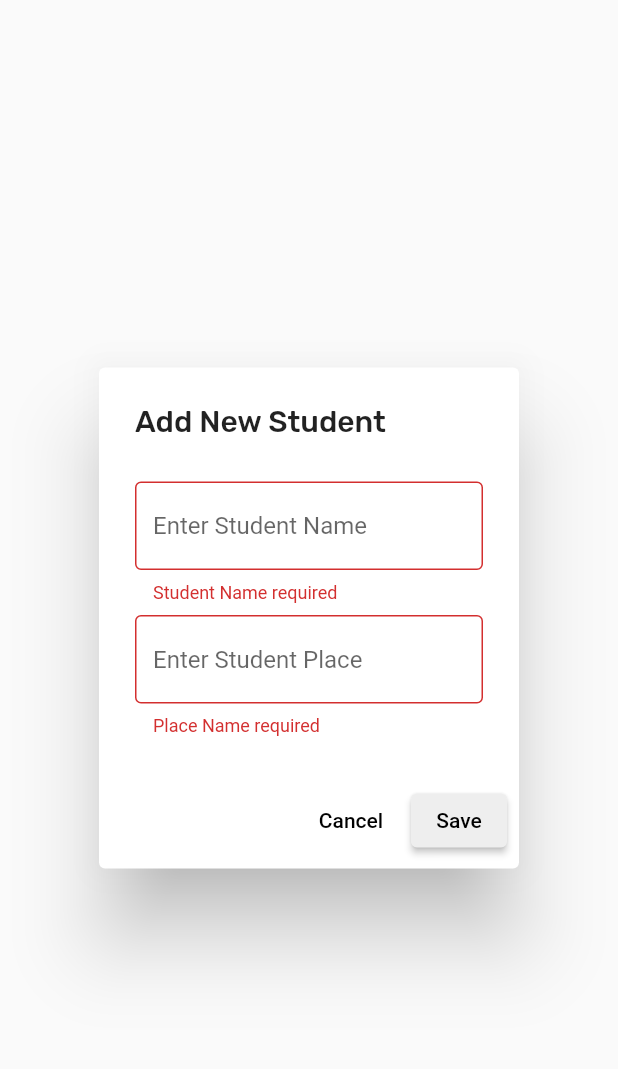
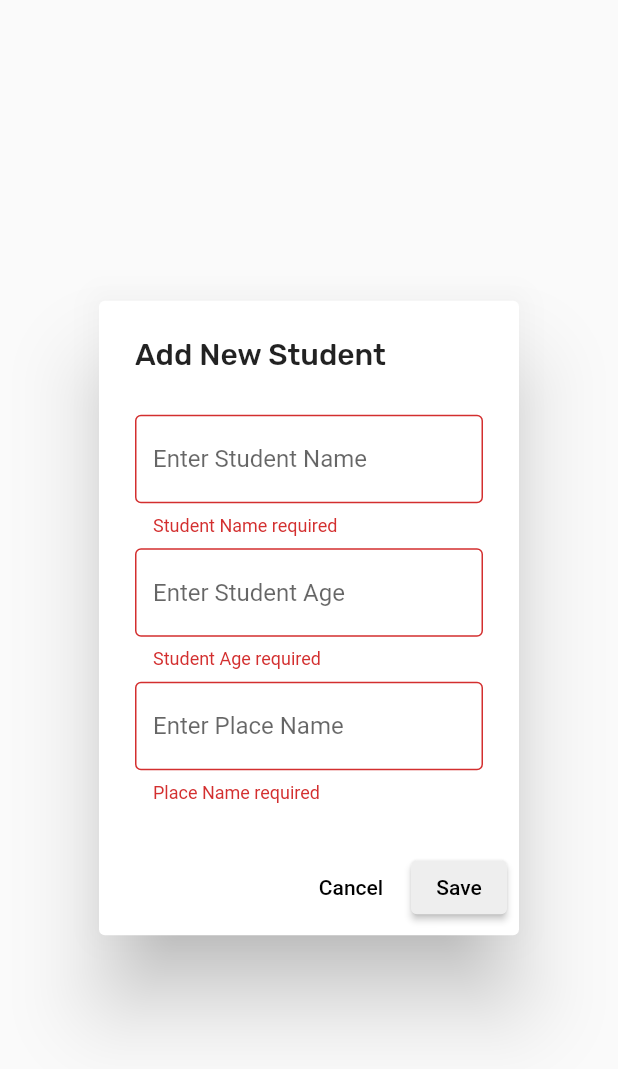
Before and after one commit to fasil721/Student_Managment_App-GetX-Hive, a Flutter app: the Addrecord widget shown alone on an empty page, opened directly, after a tap on "Save", on a phone screen of 412 x 824 dp. Shown: the top 1069 px of the screen. Run offline on Flutter 3.47's test engine with Material 2 defaults, Android fonts, the phone set to English and light mode, and no system bars; our stand-ins replace google_fonts, hive, hive_flutter; accounts and stored records are empty.

Commit message:
age added

```diff
--- a/lib/pages/addrecord.dart
+++ b/lib/pages/addrecord.dart
@@ -6,26 +6,23 @@ import 'package:student_records/pages/record_adapter.dart';
 
 class Addrecord extends StatefulWidget {
   final formkey = GlobalKey<FormState>();
-  // final Record? record;
-  // final Function(String title, String place) onClickedDone;
-
-  // Addrecord({
-  //   Key? key,
-  //   this.record,
-  //   required this.onClickedDone,
-  // }) : super(key: key);
 
   @override
   _AddrecordState createState() => _AddrecordState();
 }
 
 class _AddrecordState extends State<Addrecord> {
-  late String title, place;
+  late var title, age, place;
+  // late var gender = "";
   submitData() async {
     if (widget.formkey.currentState!.validate()) {
       Box<Record> todoBox = Hive.box<Record>('records');
       todoBox.add(
-        Record(title, place),
+        Record(
+          title,
+          age,
+          place,
+        ),
       );
       Navigator.of(context).pop();
     }
@@ -53,6 +50,8 @@ class _AddrecordState extends State<Addrecord> {
               buildName(),
               SizedBox(height: 8),
               buildAge(),
+              SizedBox(height: 8),
+              buildPlace(),
             ],
           ),
         ),
@@ -64,6 +63,22 @@ class _AddrecordState extends State<Addrecord> {
     );
   }
 
+  // Widget RadioButtons() => Row(
+  //       children: [
+  //         RadioListTile<String>(
+  //           title: Text('Expense'),
+  //           value: "male",
+  //           groupValue: gender,
+  //           onChanged: (value) => setState(() => gender = value!),
+  //         ),
+  //         RadioListTile<String>(
+  //           title: Text('Income'),
+  //           value: "female",
+  //           groupValue: gender,
+  //           onChanged: (value) => setState(() => gender = value!),
+  //         ),
+  //       ],
+  //     );
   Widget buildName() => Container(
         child: TextFormField(
           decoration: InputDecoration(
@@ -84,11 +99,11 @@ class _AddrecordState extends State<Addrecord> {
           },
         ),
       );
-  Widget buildAge() => Container(
+  Widget buildPlace() => Container(
         child: TextFormField(
           decoration: InputDecoration(
             border: OutlineInputBorder(),
-            hintText: 'Enter Student Place',
+            hintText: 'Enter Place Name',
           ),
           validator: (value) {
             if (value == "") {
@@ -99,6 +114,26 @@ class _AddrecordState extends State<Addrecord> {
             setState(
               () {
                 place = value;
+              },
+            );
+          },
+        ),
+      );
+  Widget buildAge() => Container(
+        child: TextFormField(
+          decoration: InputDecoration(
+            border: OutlineInputBorder(),
+            hintText: 'Enter Student Age',
+          ),
+          validator: (value) {
+            if (value == "") {
+              return "Student Age required";
+            }
+          },
+          onChanged: (value) {
+            setState(
+              () {
+                age = value;
               },
             );
           },
--- a/lib/pages/record_adapter.dart
+++ b/lib/pages/record_adapter.dart
@@ -5,9 +5,15 @@ part 'record_adapter.g.dart';
 @HiveType(typeId: 1)
 class Record extends HiveObject {
   @HiveField(0)
-  late String title;
+  late var title;
   @HiveField(1)
-  late String place;
+  late var age;
+  @HiveField(2)
+  late var place;
 
-  Record(this.title, this.place);
+  Record(
+    this.title,
+    this.age,
+    this.place,
+  );
 }
--- a/lib/pages/student_detials.dart
+++ b/lib/pages/student_detials.dart
@@ -6,11 +6,12 @@ import 'package:student_records/pages/updaterecord.dart';
 
 class StudentDetails extends StatelessWidget {
   String name;
+  String age;
   String place;
   int index;
   var box;
-  StudentDetails(
-      String this.name, String this.place, int this.index, var this.box);
+  StudentDetails(String this.name, String this.age, String this.place,
+      int this.index, var this.box);
 
   @override
   Widget build(BuildContext context) {
@@ -36,6 +37,7 @@ class StudentDetails extends StatelessWidget {
                 context: context,
                 builder: (context) => UpdateRecord(
                   title2: name,
+                  age2: age,
                   place2: place,
                   box2: box,
                   index2: index,
@@ -50,7 +52,12 @@ class StudentDetails extends StatelessWidget {
             ),
             onPressed: () async {
               await box.deleteAt(index);
-              Navigator.pop(context);
+              Navigator.pushReplacement(
+                context,
+                MaterialPageRoute(
+                  builder: (context) => HomePage(),
+                ),
+              );
             },
           ),
         ],
@@ -83,6 +90,7 @@ class StudentDetails extends StatelessWidget {
             ),
           ),
           Details(name, "Name :  "),
+          Details(age, "Age :  "),
           Details(place, "Place :  ")
         ],
       ),
```
Also changed, not shown: lib/pages/homepage.dart (+7 -116 lines), lib/pages/student_search.dart (added, +24 -0 lines), lib/pages/updaterecord.dart (+42 -23 lines), lib/pages/record_adapter.g.dart.
